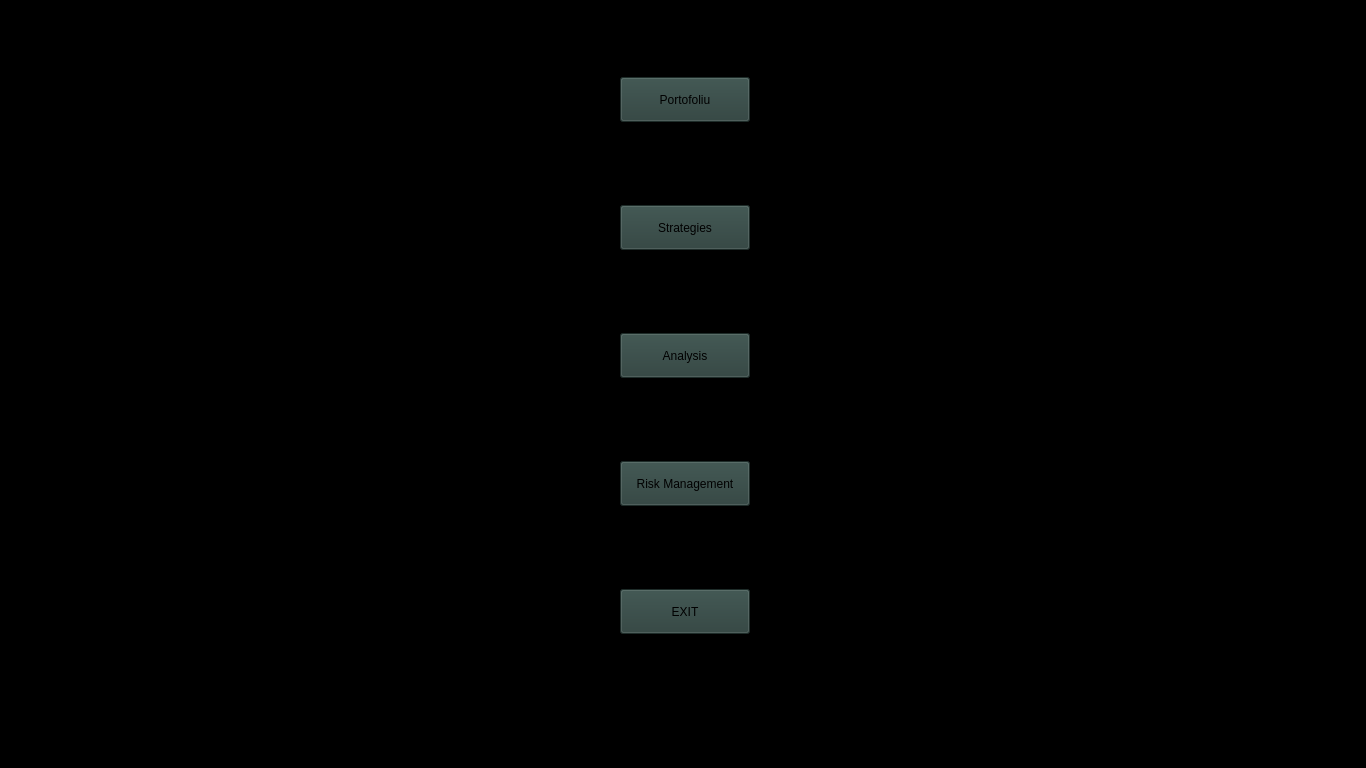
Triggered1234/Crypto-Trading-Bot, file App/mainwindow.ui: the form before one commit.
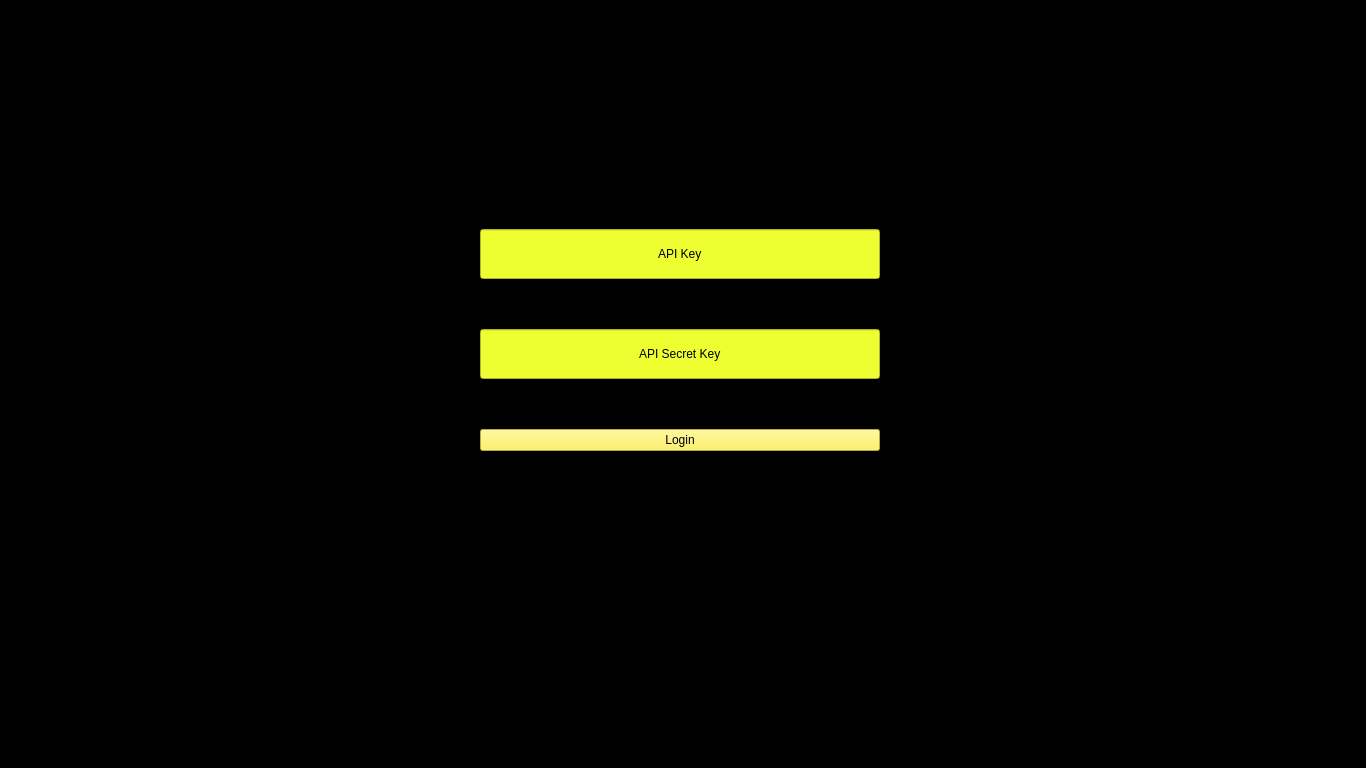
The form after the commit.

What changed in the file:
```diff
--- a/App/mainwindow.ui
+++ b/App/mainwindow.ui
@@ -27,7 +27,7 @@
      </rect>
     </property>
     <property name="currentIndex">
-     <number>0</number>
+     <number>1</number>
     </property>
     <widget class="QWidget" name="mainMenu">
      <widget class="QWidget" name="gridLayoutWidget">
@@ -153,6 +153,89 @@
       </layout>
      </widget>
     </widget>
+    <widget class="QWidget" name="apiMenu">
+     <widget class="QWidget" name="gridLayoutWidget_6">
+      <property name="geometry">
+       <rect>
+        <x>0</x>
+        <y>180</y>
+        <width>1361</width>
+        <height>321</height>
+       </rect>
+      </property>
+      <layout class="QGridLayout" name="gridLayout_4">
+       <property name="sizeConstraint">
+        <enum>QLayout::SetMinimumSize</enum>
+       </property>
+       <property name="spacing">
+        <number>1</number>
+       </property>
+       <item row="3" column="0">
+        <widget class="QLineEdit" name="secretApiKeyInput">
+         <property name="sizePolicy">
+          <sizepolicy hsizetype="Fixed" vsizetype="Fixed">
+           <horstretch>0</horstretch>
+           <verstretch>0</verstretch>
+          </sizepolicy>
+         </property>
+         <property name="minimumSize">
+          <size>
+           <width>400</width>
+           <height>50</height>
+          </size>
+         </property>
+         <property name="styleSheet">
+          <string notr="true">background-color: rgb(238, 255, 49);</string>
+         </property>
+         <property name="text">
+          <string>API Secret Key</string>
+         </property>
+         <property name="alignment">
+          <set>Qt::AlignCenter</set>
+         </property>
+        </widget>
+       </item>
+       <item row="2" column="0">
+        <widget class="QLineEdit" name="apiKeyInput">
+         <property name="sizePolicy">
+          <sizepolicy hsizetype="Fixed" vsizetype="Fixed">
+           <horstretch>0</horstretch>
+           <verstretch>0</verstretch>
+          </sizepolicy>
+         </property>
+         <property name="minimumSize">
+          <size>
+           <width>400</width>
+           <height>50</height>
+          </size>
+         </property>
+         <property name="layoutDirection">
+          <enum>Qt::LeftToRight</enum>
+         </property>
+         <property name="styleSheet">
+          <string notr="true">background-color: rgb(238, 255, 49);</string>
+         </property>
+         <property name="text">
+          <string>API Key</string>
+         </property>
+         <property name="alignment">
+          <set>Qt::AlignCenter</set>
+         </property>
+        </widget>
+       </item>
+       <item row="4" column="0">
+        <widget class="QPushButton" name="apiLoginButton">
+         <property name="styleSheet">
+          <string notr="true">background-color: rgb(255, 242, 64);</string>
+         </property>
+         <property name="text">
+          <string>Login</string>
+         </property>
+        </widget>
+       </item>
+      </layout>
+     </widget>
+    </widget>
     <widget class="QWidget" name="portfolioMenu">
      <property name="maximumSize">
       <size>
```
